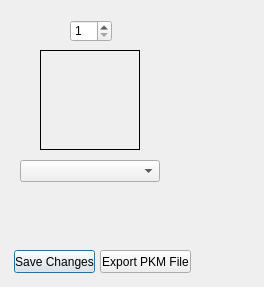
The window that QT Project/pkmviewer.ui (Annovae/PKMDS-G5) describes before a commit, drawn with Qt 5.
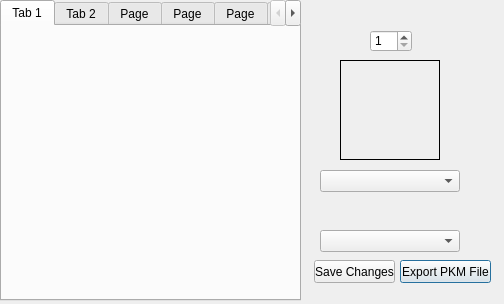
The same window after the commit.

Commit message: More PKM viewer layout.

What changed in the file:
```diff
--- a/QT Project/pkmviewer.ui
+++ b/QT Project/pkmviewer.ui
@@ -6,18 +6,75 @@
    <rect>
     <x>0</x>
     <y>0</y>
-    <width>264</width>
-    <height>287</height>
+    <width>504</width>
+    <height>304</height>
    </rect>
   </property>
+  <property name="sizePolicy">
+   <sizepolicy hsizetype="Fixed" vsizetype="Fixed">
+    <horstretch>0</horstretch>
+    <verstretch>0</verstretch>
+   </sizepolicy>
+  </property>
   <property name="windowTitle">
    <string>Dialog</string>
   </property>
+  <property name="sizeGripEnabled">
+   <bool>false</bool>
+  </property>
+  <widget class="QFrame" name="frame">
+   <property name="geometry">
+    <rect>
+     <x>310</x>
+     <y>0</y>
+     <width>191</width>
+     <height>301</height>
+    </rect>
+   </property>
+   <property name="frameShape">
+    <enum>QFrame::NoFrame</enum>
+   </property>
+   <property name="frameShadow">
+    <enum>QFrame::Plain</enum>
+   </property>
+   <widget class="QComboBox" name="cbPKMSpecies">
+    <property name="geometry">
+     <rect>
+      <x>10</x>
+      <y>170</y>
+      <width>140</width>
+      <height>22</height>
+     </rect>
+    </property>
+   </widget>
+   <widget class="QPushButton" name="btnExportPKMFile">
+    <property name="geometry">
+     <rect>
+      <x>90</x>
+      <y>260</y>
+      <width>91</width>
+      <height>23</height>
+     </rect>
+    </property>
+    <property name="text">
+     <string>Export PKM File</string>
+    </property>
+   </widget>
+   <widget class="QComboBox" name="cbPKMItem">
+    <property name="geometry">
+     <rect>
+      <x>10</x>
+      <y>230</y>
+      <width>140</width>
+      <height>22</height>
+     </rect>
+    </property>
+   </widget>
   <widget class="QGraphicsView" name="pbSprite">
    <property name="geometry">
     <rect>
-     <x>40</x>
-     <y>50</y>
+      <x>30</x>
+      <y>60</y>
      <width>100</width>
      <height>100</height>
     </rect>
@@ -32,21 +89,11 @@
     <enum>QFrame::Plain</enum>
    </property>
   </widget>
-  <widget class="QComboBox" name="cbPKMItem">
-   <property name="geometry">
-    <rect>
-     <x>20</x>
-     <y>160</y>
-     <width>140</width>
-     <height>22</height>
-    </rect>
-   </property>
-  </widget>
   <widget class="QSpinBox" name="sbLevel">
    <property name="geometry">
     <rect>
-     <x>70</x>
-     <y>20</y>
+      <x>60</x>
+      <y>30</y>
      <width>42</width>
      <height>22</height>
     </rect>
@@ -61,8 +108,8 @@
   <widget class="QPushButton" name="btnSaveChanges">
    <property name="geometry">
     <rect>
-     <x>14</x>
-     <y>250</y>
+      <x>4</x>
+      <y>260</y>
      <width>81</width>
      <height>23</height>
     </rect>
@@ -71,18 +118,49 @@
     <string>Save Changes</string>
    </property>
   </widget>
-  <widget class="QPushButton" name="btnExportPKMFile">
+  </widget>
+  <widget class="QTabWidget" name="tabWidget">
    <property name="geometry">
     <rect>
-     <x>100</x>
-     <y>250</y>
-     <width>91</width>
-     <height>23</height>
+     <x>0</x>
+     <y>0</y>
+     <width>301</width>
+     <height>301</height>
     </rect>
    </property>
-   <property name="text">
-    <string>Export PKM File</string>
+   <property name="currentIndex">
+    <number>0</number>
    </property>
+   <widget class="QWidget" name="tab">
+    <attribute name="title">
+     <string>Tab 1</string>
+    </attribute>
+   </widget>
+   <widget class="QWidget" name="tab_2">
+    <attribute name="title">
+     <string>Tab 2</string>
+    </attribute>
+   </widget>
+   <widget class="QWidget" name="tab_3">
+    <attribute name="title">
+     <string>Page</string>
+    </attribute>
+   </widget>
+   <widget class="QWidget" name="tab_4">
+    <attribute name="title">
+     <string>Page</string>
+    </attribute>
+   </widget>
+   <widget class="QWidget" name="tab_5">
+    <attribute name="title">
+     <string>Page</string>
+    </attribute>
+   </widget>
+   <widget class="QWidget" name="tab_6">
+    <attribute name="title">
+     <string>Page</string>
+    </attribute>
+   </widget>
   </widget>
  </widget>
  <resources/>
```
Left out of the diff: 3 changed lines with no effect on the pictures. Lines whose indentation alone changed are shown as unchanged.
